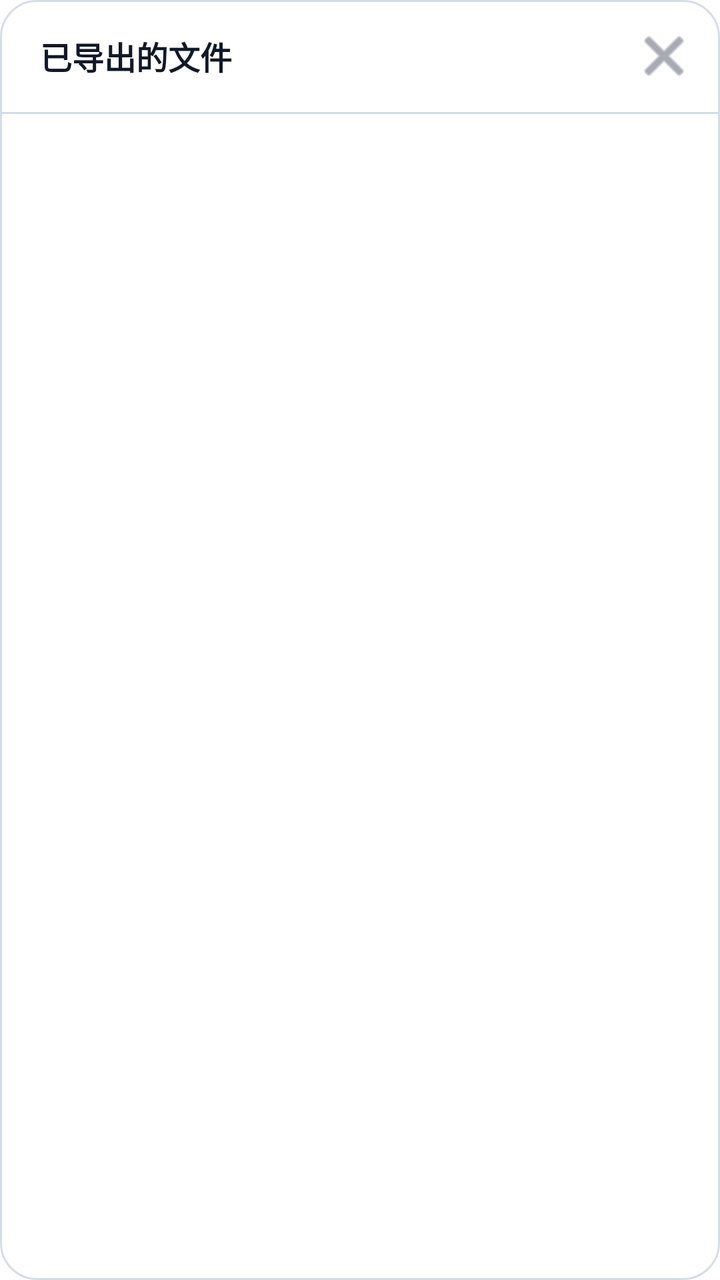
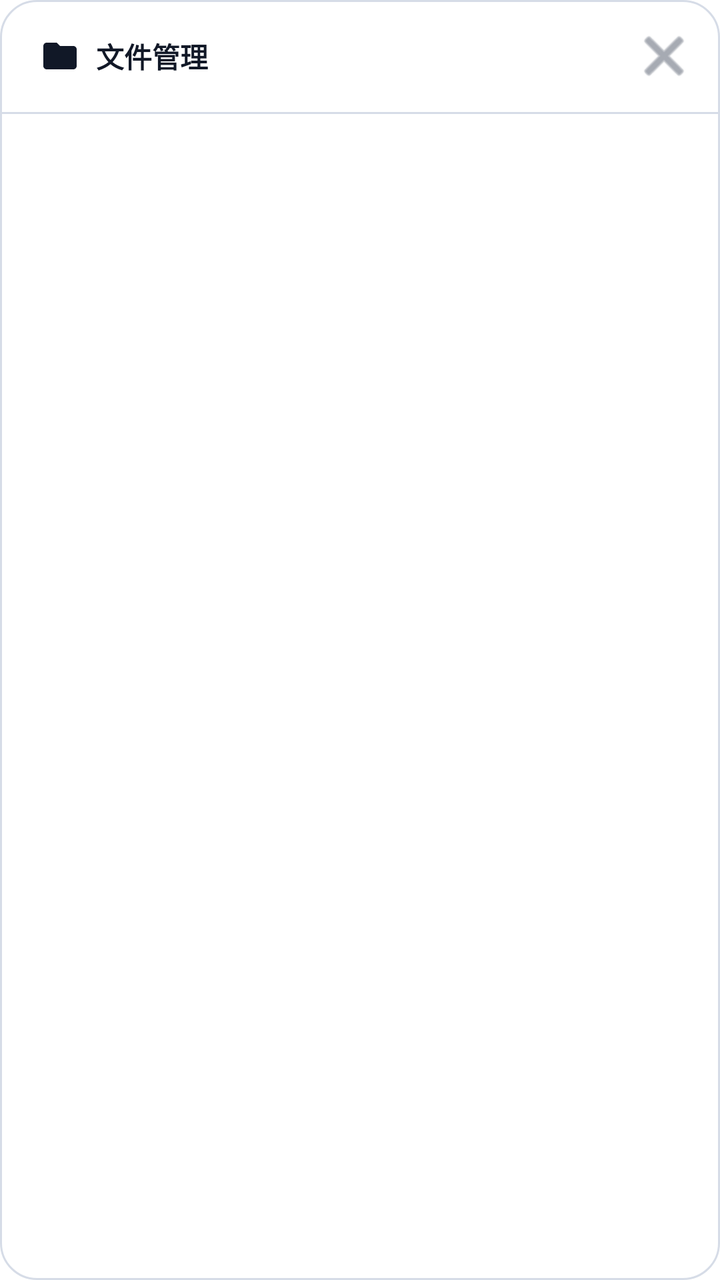

An Android layout rendered at two revisions. The XML below is the earlier revision; the diff shows what the commit changed to produce the second picture.
<!-- AndroidManifest.xml: application theme Theme.AgentClaw -->
<!-- res/layout/dialog_exported_files.xml -->
<?xml version="1.0" encoding="utf-8"?>
<LinearLayout xmlns:android="http://schemas.android.com/apk/res/android"
    android:layout_width="match_parent"
    android:layout_height="match_parent"
    android:background="@drawable/bg_card_surface"
    android:orientation="vertical">

    <LinearLayout
        android:layout_width="match_parent"
        android:layout_height="56dp"
        android:gravity="center_vertical"
        android:orientation="horizontal"
        android:paddingStart="20dp"
        android:paddingEnd="8dp">

        <TextView
            android:layout_width="0dp"
            android:layout_height="wrap_content"
            android:layout_weight="1"
            android:text="已导出的文件"
            android:textColor="@color/text_primary"
            android:textSize="16sp"
            android:textStyle="bold" />

        <ImageButton
            android:id="@+id/closeButton"
            android:layout_width="40dp"
            android:layout_height="40dp"
            android:background="?attr/selectableItemBackgroundBorderless"
            android:contentDescription="关闭"
            android:src="@android:drawable/ic_menu_close_clear_cancel"
            android:tint="@color/text_secondary" />
    </LinearLayout>

    <View
        android:layout_width="match_parent"
        android:layout_height="1dp"
        android:background="@color/stroke_soft" />

    <FrameLayout
        android:layout_width="match_parent"
        android:layout_height="0dp"
        android:layout_weight="1">

        <androidx.recyclerview.widget.RecyclerView
            android:id="@+id/fileList"
            android:layout_width="match_parent"
            android:layout_height="match_parent"
            android:clipToPadding="false"
            android:overScrollMode="never"
            android:paddingTop="8dp"
            android:paddingBottom="8dp" />

        <LinearLayout
            android:id="@+id/emptyState"
            android:layout_width="match_parent"
            android:layout_height="match_parent"
            android:gravity="center"
            android:orientation="vertical"
            android:visibility="gone">

            <TextView
                android:layout_width="wrap_content"
                android:layout_height="wrap_content"
                android:text="📂"
                android:textSize="40sp" />

            <TextView
                android:layout_width="wrap_content"
                android:layout_height="wrap_content"
                android:layout_marginTop="12dp"
                android:text="暂无已导出的文件"
                android:textColor="@color/text_secondary"
                android:textSize="14sp" />
        </LinearLayout>

    </FrameLayout>

</LinearLayout>
<!-- resources referenced by this layout -->
<resources>
  <color name="stroke_soft">#D6DCE7</color>
  <color name="text_primary">#111827</color>
  <color name="text_secondary">#6B7280</color>
  <!-- drawable bg_card_surface (drawable) -->
  <?xml version="1.0" encoding="utf-8"?>
  <shape xmlns:android="http://schemas.android.com/apk/res/android">
      <solid android:color="@color/surface_card" />
      <corners android:radius="18dp" />
      <stroke
          android:width="1dp"
          android:color="@color/stroke_soft" />
  </shape>
  <style name="Theme.AgentClaw" parent="Base.Theme.AgentClaw" />
  <color name="surface_card">#FFFFFFFF</color>
  <style name="Base.Theme.AgentClaw" parent="Theme.Material3.DayNight.NoActionBar">
          
          <item name="android:defaultFocusHighlightEnabled" tools:targetApi="o">false</item>
          <item name="android:statusBarColor">@color/white</item>
          <item name="android:navigationBarColor">@color/white</item>
          <item name="android:windowLightStatusBar">true</item>
          <item name="android:windowLightNavigationBar" tools:targetApi="o_mr1">true</item>
          <item name="colorPrimary">@color/brand_primary</item>
          <item name="android:colorBackground">@color/white</item>
          <item name="android:windowBackground">@color/white</item>
      </style>
  <color name="white">#FFFFFFFF</color>
  <color name="brand_primary">#3978F3</color>
</resources>

<!-- the commit's change to res/layout/dialog_exported_files.xml (unified diff, before → after) -->
@@ -13,14 +13,29 @@
         android:paddingStart="20dp"
         android:paddingEnd="8dp">
 
-        <TextView
+        <LinearLayout
             android:layout_width="0dp"
             android:layout_height="wrap_content"
             android:layout_weight="1"
-            android:text="已导出的文件"
-            android:textColor="@color/text_primary"
-            android:textSize="16sp"
-            android:textStyle="bold" />
+            android:gravity="center_vertical"
+            android:orientation="horizontal">
+
+            <ImageView
+                android:layout_width="20dp"
+                android:layout_height="20dp"
+                android:src="@drawable/ic_file_manager"
+                android:contentDescription="文件管理" />
+
+            <TextView
+                android:layout_width="wrap_content"
+                android:layout_height="wrap_content"
+                android:layout_marginStart="8dp"
+                android:text="文件管理"
+                android:textColor="@color/text_primary"
+                android:textSize="14sp"
+                android:fontFamily="@font/misans_medium"
+                android:textStyle="bold" />
+        </LinearLayout>
 
         <ImageButton
             android:id="@+id/closeButton"
@@ -63,15 +78,16 @@
                 android:layout_width="wrap_content"
                 android:layout_height="wrap_content"
                 android:text="📂"
-                android:textSize="40sp" />
+                android:textSize="36sp" />
 
             <TextView
                 android:layout_width="wrap_content"
                 android:layout_height="wrap_content"
                 android:layout_marginTop="12dp"
-                android:text="暂无已导出的文件"
+                android:text="暂无对话生成的文档"
                 android:textColor="@color/text_secondary"
-                android:textSize="14sp" />
+                android:textSize="12sp"
+                android:fontFamily="@font/misans_normal" />
         </LinearLayout>
 
     </FrameLayout>
<!-- resource entries referenced after the edit -->
@@ -12,6 +12,19 @@
           android:width="1dp"
           android:color="@color/stroke_soft" />
   </shape>
+  <!-- drawable ic_file_manager (drawable) -->
+  <?xml version="1.0" encoding="utf-8"?>
+  <vector xmlns:android="http://schemas.android.com/apk/res/android"
+      android:width="24dp"
+      android:height="24dp"
+      android:viewportWidth="24"
+      android:viewportHeight="24">
+  
+      
+      <path
+          android:fillColor="@color/text_primary"
+          android:pathData="M20,6h-8l-2,-2H4C2.9,4 2.01,4.9 2.01,6L2,18c0,1.1 0.9,2 2,2h16c1.1,0 2,-0.9 2,-2V8C22,6.9 21.1,6 20,6z"/>
+  </vector>
   <style name="Theme.AgentClaw" parent="Base.Theme.AgentClaw" />
   <color name="surface_card">#FFFFFFFF</color>
   <style name="Base.Theme.AgentClaw" parent="Theme.Material3.DayNight.NoActionBar">
